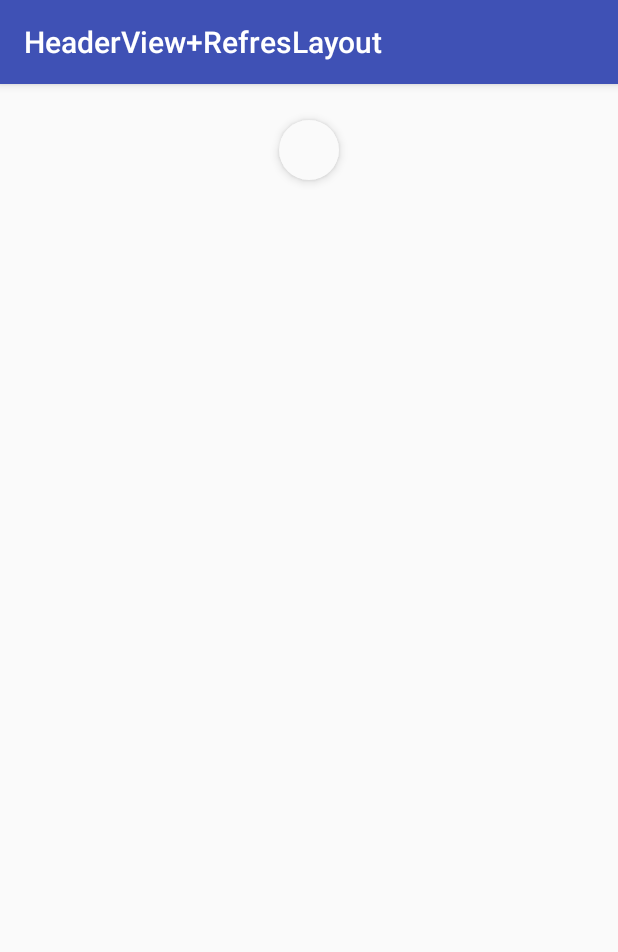
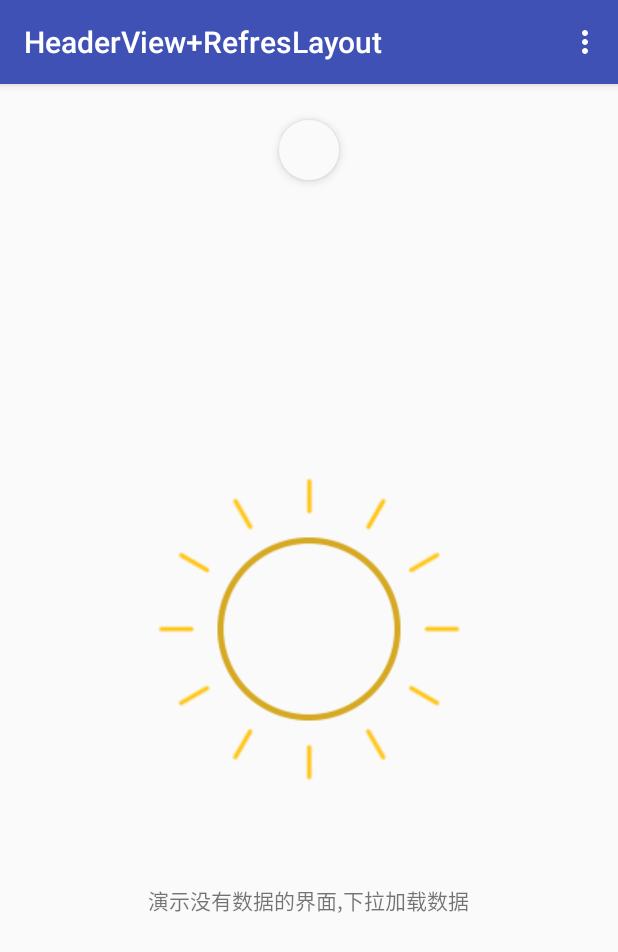
Before and after one commit to FangWW/RefreshLayout, an Android app: the HeaderRefreshLayout screen opened directly, with no data from a screen before it, on a phone screen of 412 x 824 dp. Shown: the top 952 px of the screen. Run offline under Robolectric (Android 15) with nearby library versions, the phone set to English and light mode, and no system bars; our stand-ins replace ButterKnife; libraries missing offline, so code that uses them is left out: com.bigkoo.convenientbanner, com.nostra13.universalimageloader, jp.wasabeef.recyclerview; 11 statements that could not run were skipped.

```diff
--- a/app/src/main/java/com/refreshlayout/HeaderRefreshLayout.java
+++ b/app/src/main/java/com/refreshlayout/HeaderRefreshLayout.java
@@ -7,11 +7,12 @@ import android.app.Activity;
 import android.content.Context;
 import android.content.Intent;
 import android.os.Bundle;
-import android.support.v4.widget.SwipeRefreshLayout;
+import android.support.annotation.NonNull;
 import android.support.v7.app.AppCompatActivity;
-import android.support.v7.widget.RecyclerView;
 import android.util.Log;
 import android.view.LayoutInflater;
+import android.view.Menu;
+import android.view.MenuItem;
 import android.view.View;
 import android.widget.ImageView;
 import android.widget.LinearLayout;
@@ -36,27 +37,17 @@ import butterknife.ButterKnife;
  * @Date 6/1/16
  */
 public class HeaderRefreshLayout extends AppCompatActivity {
-    @Bind(R.id.recycleview)
-    RecyclerView recycleview;
-    @Bind(R.id.swiperefreshlayout)
-    SwipeRefreshLayout swiperefreshlayout;
-
     @Bind(R.id.rf_layout)
     RefreshLayoutView mRefreshLayoutView;
 
-    private RecyclerViewAdapter mAdapter = null;
+    private ConvenientBanner adCycleView;
 
-    /**
-     * 请求成功
-     */
-    public static final int REQUEST_SUCCESS = 100;
-    private ConvenientBanner adCycleView;
+    private boolean isNoData = true;
 
 
     public static void gotoHere(Activity activity) {
         activity.startActivity(new Intent(activity, HeaderRefreshLayout.class));
     }
-
 
     @Override
     protected void onCreate(Bundle savedInstanceState) {
@@ -67,71 +58,83 @@ public class HeaderRefreshLayout extends AppCompatActivity {
         ButterKnife.bind(this);
         ImgRequest.initImgRequest(this);
 
-        swiperefreshlayout.setVisibility(View.GONE);
-
         LinearLayout headerView = (LinearLayout) inflater.inflate(R.layout.layout_head, null);
         initCycleView(headerView);
+        //自定义翻页大小 默认20
         mRefreshLayoutView.setPageSize(10);
         //添加 header
         mRefreshLayoutView.setAdatper(new RefreshLayoutAdapter<List>(this, R.layout.recycleritem_layout, headerView) {
             @Override
             public void onPullDownToRefresh() {
-
                 Log.e("ww", "刷新");
-                final List<List> a = new ArrayList();
-                for (int i = 9; i >= 0; i--) {
-                    a.add(new ArrayList());
-                }
-
                 getWindow().getDecorView().postDelayed(new Runnable() {
                     @Override
                     public void run() {
-                        postMsgDataRefreshed(a);
+                        if (isNoData) {
+                            postMsgDataRefreshed(null);
+                            isNoData = false;
+                        } else {
+                            final List<List> a = getData();
+                            //刷新传递数据
+                            postMsgDataRefreshed(a);
+                        }
                     }
-                }, 5500);
+                }, 1500);
             }
 
             /**
-             * 默认十页为分页   如果不是十的倍数就是最后一页
+             * 如果不是十的倍数就是最后一页
              * @param page
              */
             @Override
             public void onPullUpToLoadMore(int page) {
-
                 Log.e("ww", "加载;page=" + page + ";总共数据" + getDatas().size());
-                final List<List> a = new ArrayList();
-                for (int i = 9; i >= 0; i--) {
-                    a.add(new ArrayList());
-                }
+                final List<List> a = getData();
                 getWindow().getDecorView().postDelayed(new Runnable() {
                     @Override
                     public void run() {
+                        //加载传递数据
                         postMsgDataLoadedMore(a);
                     }
-                }, 5500);
+                }, 1500);
             }
 
 
             @Override
             public void onBindViewHolder(ViewHolder holder, List item, int position) {
-
-                holder.getTextView(R.id.tv).setText("   RecyclerView   " + position + "===" + item);
+                holder.getTextView(R.id.tv).setText("   RecyclerView   \n" + position + "===" + item);
             }
         });
 
         getWindow().getDecorView().postDelayed(new Runnable() {
             @Override
             public void run() {
+                //主动刷新
                 mRefreshLayoutView.onRefreshing();
             }
         }, 1);
         mRefreshLayoutView.setEnabledUP(true);
         mRefreshLayoutView.setEnabledDown(true);
 
+        //设置空视图
+        mRefreshLayoutView.setEmptyView(R.drawable.frame_mode_translation_turn_day_16, R.string.no_data);
+        //设置错误视图
+        mRefreshLayoutView.setErrorView(R.drawable.frame_mode_translation_turn_night_18, R.string.error_data);
 
     }
 
+    //模拟数据
+    @NonNull
+    private List<List> getData() {
+        final List<List> a = new ArrayList();
+        for (int i = 9; i >= 0; i--) {
+            a.add(new ArrayList());
+        }
+        return a;
+    }
 
+
+    //初始化头部 banner
     private void initCycleView(View view) {
         ArrayList<String> mImageUrl = null;
         String imageUrl1 = "http://ad.qyer.com/www/images/5ed4abfbadf17f57829d72a7f0b958fd.jpg";
@@ -194,18 +197,28 @@ public class HeaderRefreshLayout extends AppCompatActivity {
         }
     }
 
-//    @Override
-//    public boolean onCreateOptionsMenu(Menu menu) {
-//        getMenuInflater().inflate(R.menu.menu, menu);
-//        return super.onCreateOptionsMenu(menu);
-//    }
-//
-//    @Override
-//    public boolean onOptionsItemSelected(MenuItem item) {
-//        int id = item.getItemId();
-//        if (id == R.id.action_share) {
-//            return true;
-//        }
-//        return super.onOptionsItemSelected(item);
-//    }
+    @Override
+    public boolean onCreateOptionsMenu(Menu menu) {
+        getMenuInflater().inflate(R.menu.menu2, menu);
+        return super.onCreateOptionsMenu(menu);
+    }
+
+    @Override
+    public boolean onOptionsItemSelected(MenuItem item) {
+        int id = item.getItemId();
+        switch (id) {
+            case R.id.menu_error://错误
+                mRefreshLayoutView.showErrorView();
+                break;
+            case R.id.menu_null://没有数据
+                mRefreshLayoutView.showEmptyView();
+                break;
+            case R.id.menu_data://正确
+                mRefreshLayoutView.showConetntView();
+                break;
+            default:
+                break;
+        }
+        return super.onOptionsItemSelected(item);
+    }
 }
--- /dev/null
+++ b/app/src/main/res/menu/menu2.xml
@@ -0,0 +1,19 @@
+<menu xmlns:android="http://schemas.android.com/apk/res/android"
+      xmlns:app="http://schemas.android.com/apk/res-auto"
+      xmlns:tools="http://schemas.android.com/tools"
+      tools:context="com.youyulx.travel.activity.travel.PackageTourInfoActivity">
+
+    <item
+        android:id="@+id/menu_error"
+        android:title="展示错误视图"
+        app:showAsAction="collapseActionView"/>
+    <item
+        android:id="@+id/menu_null"
+        android:title="展示空视图"
+        app:showAsAction="collapseActionView"/>
+
+    <item
+        android:id="@+id/menu_data"
+        android:title="切换正常视图"
+        app:showAsAction="collapseActionView"/>
+</menu>
--- a/app/src/main/res/values/strings.xml
+++ b/app/src/main/res/values/strings.xml
@@ -1,3 +1,5 @@
 <resources>
     <string name="app_name">RefreshLayout</string>
+    <string name="no_data">演示没有数据的界面,下拉加载数据</string>
+    <string name="error_data">演示错误的界面,下拉加载数据</string>
 </resources>
```
Also changed, not shown: app/src/main/java/com/refreshlayout/MainActivity.java (+17 -1 lines), app/src/main/res/drawable/frame_mode_translation_turn_day_16.png (added), app/src/main/res/drawable/frame_mode_translation_turn_night_18.png (added).
